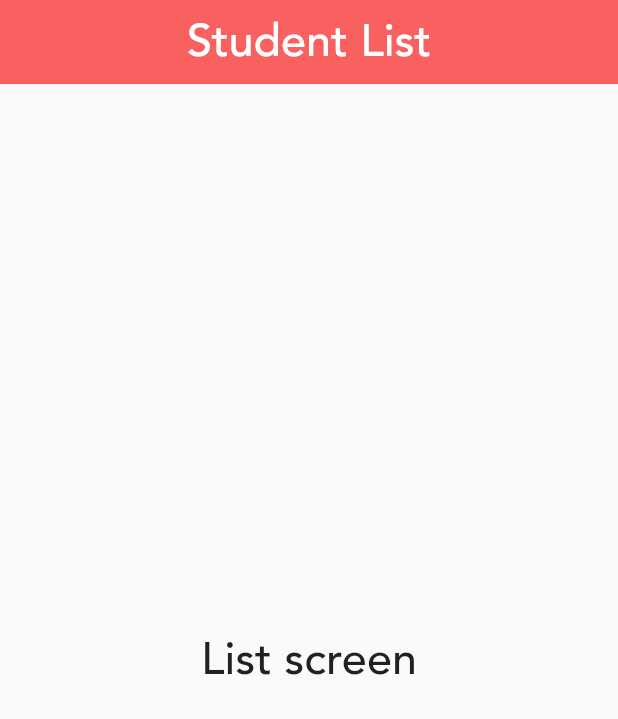
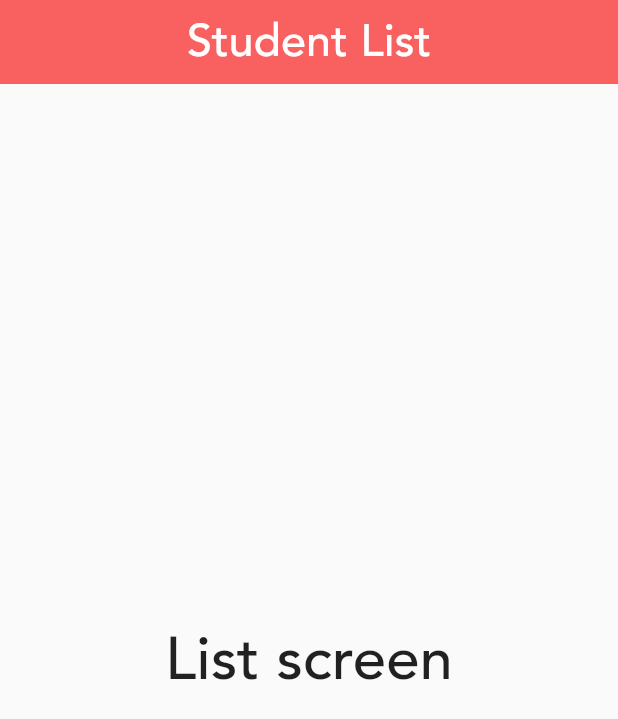
Before and after one commit to smsirmek/tutorplammer, a Flutter app: the listPage screen opened directly, on a phone screen of 412 x 824 dp. Shown: the top 719 px of the screen. Run offline on Flutter 3.47's test engine with Material 2 defaults, Android fonts, the phone set to English and light mode, and no system bars; our stand-ins replace table_calendar.

Commit message:
fontsize 40 test

```diff
--- a/lib/screen/HomePage.dart
+++ b/lib/screen/HomePage.dart
@@ -109,7 +109,8 @@ class _homePageState extends State<homePage> {
         ],
       ),
       floatingActionButton: FloatingActionButton(
-        child: Icon(Icons.add),backgroundColor: Colors.red,
+        child: Icon(Icons.add),
+        backgroundColor: Colors.red,
         onPressed: () {},
       ),
       floatingActionButtonLocation: FloatingActionButtonLocation.centerFloat,
--- a/lib/screen/ListPage.dart
+++ b/lib/screen/ListPage.dart
@@ -31,7 +31,7 @@ class _ListPageState extends State<listPage> {
       body: Center(
         child: Text(
           'List screen',
-          style: TextStyle(fontSize: 30),
+          style: TextStyle(fontSize: 40),
         ),
       ),
     );
```
